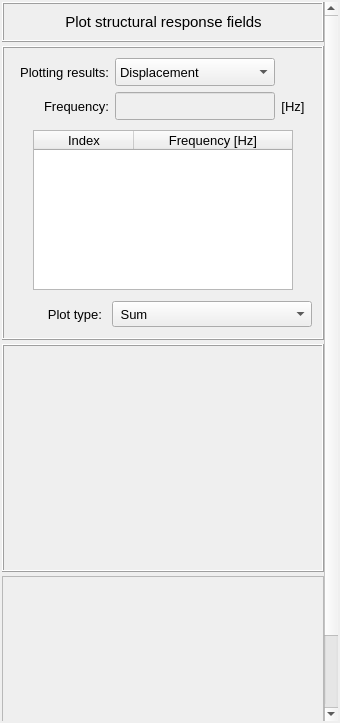
MOPT-UFSC/VIBRA, file vibra/interface/data/ui_files/plots/structural/structural_response_fields_inputs.ui: the form before one commit.
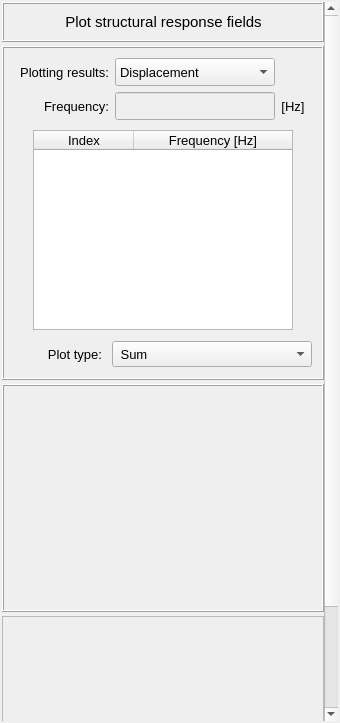
The form after the commit.

Diff of the .ui file:
```diff
--- a/vibra/interface/data/ui_files/plots/structural/structural_response_fields_inputs.ui
+++ b/vibra/interface/data/ui_files/plots/structural/structural_response_fields_inputs.ui
@@ -47,9 +47,9 @@
       <property name="geometry">
        <rect>
         <x>0</x>
-        <y>-83</y>
+        <y>0</y>
         <width>322</width>
-        <height>802</height>
+        <height>842</height>
        </rect>
       </property>
       <layout class="QGridLayout" name="gridLayout_6">
@@ -313,6 +313,12 @@
           </item>
           <item row="1" column="0">
            <widget class="QFrame" name="frame_treeWidget">
+            <property name="minimumSize">
+             <size>
+              <width>0</width>
+              <height>200</height>
+             </size>
+            </property>
             <property name="maximumSize">
              <size>
               <width>16777215</width>
```
